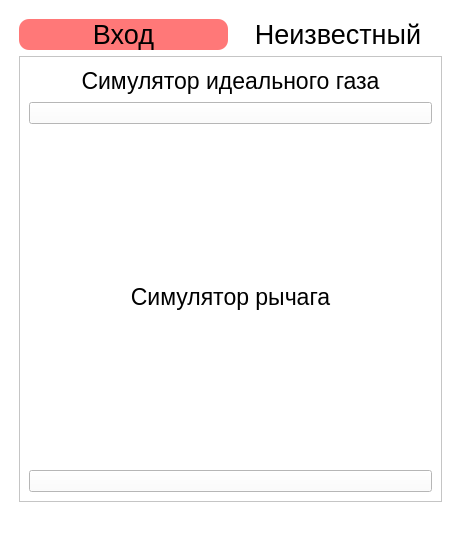
Above: main.ui from gigantina/Hlupak before the change. Below: the same form after it.
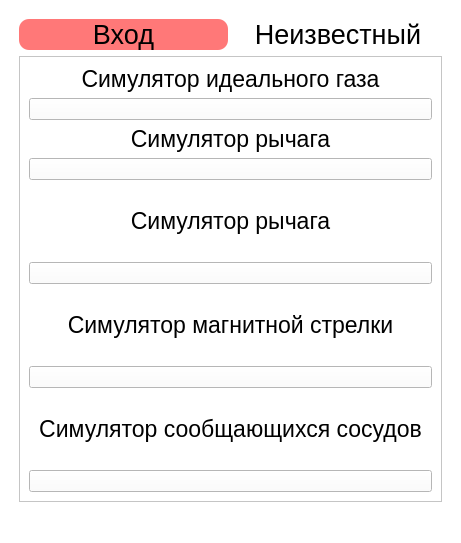
That is the form after the change.

Diff of the .ui file:
```diff
--- a/main.ui
+++ b/main.ui
@@ -94,10 +94,62 @@
              <x>0</x>
              <y>0</y>
              <width>413</width>
-             <height>408</height>
+             <height>404</height>
             </rect>
            </property>
            <layout class="QGridLayout" name="gridLayout_3">
+            <item row="2" column="0">
+             <layout class="QVBoxLayout" name="verticalLayout_6">
+              <item>
+               <widget class="QLabel" name="label_3">
+                <property name="font">
+                 <font>
+                  <pointsize>17</pointsize>
+                 </font>
+                </property>
+                <property name="text">
+                 <string>Симулятор магнитной стрелки</string>
+                </property>
+                <property name="alignment">
+                 <set>Qt::AlignCenter</set>
+                </property>
+               </widget>
+              </item>
+              <item>
+               <widget class="QPushButton" name="magnet">
+                <property name="text">
+                 <string/>
+                </property>
+               </widget>
+              </item>
+             </layout>
+            </item>
+            <item row="1" column="0">
+             <layout class="QVBoxLayout" name="verticalLayout_5">
+              <item>
+               <widget class="QLabel" name="label_2">
+                <property name="font">
+                 <font>
+                  <pointsize>17</pointsize>
+                 </font>
+                </property>
+                <property name="text">
+                 <string>Симулятор рычага</string>
+                </property>
+                <property name="alignment">
+                 <set>Qt::AlignCenter</set>
+                </property>
+               </widget>
+              </item>
+              <item>
+               <widget class="QPushButton" name="lever">
+                <property name="text">
+                 <string/>
+                </property>
+               </widget>
+              </item>
+             </layout>
+            </item>
             <item row="0" column="0">
              <layout class="QVBoxLayout" name="verticalLayout_2">
               <item>
@@ -160,6 +212,32 @@
               </item>
              </layout>
             </item>
+            <item row="3" column="0">
+             <layout class="QVBoxLayout" name="verticalLayout_7">
+              <item>
+               <widget class="QLabel" name="label_4">
+                <property name="font">
+                 <font>
+                  <pointsize>17</pointsize>
+                 </font>
+                </property>
+                <property name="text">
+                 <string>Симулятор сообщающихся сосудов</string>
+                </property>
+                <property name="alignment">
+                 <set>Qt::AlignCenter</set>
+                </property>
+               </widget>
+              </item>
+              <item>
+               <widget class="QPushButton" name="vessels">
+                <property name="text">
+                 <string/>
+                </property>
+               </widget>
+              </item>
+             </layout>
+            </item>
            </layout>
           </widget>
          </widget>
```
